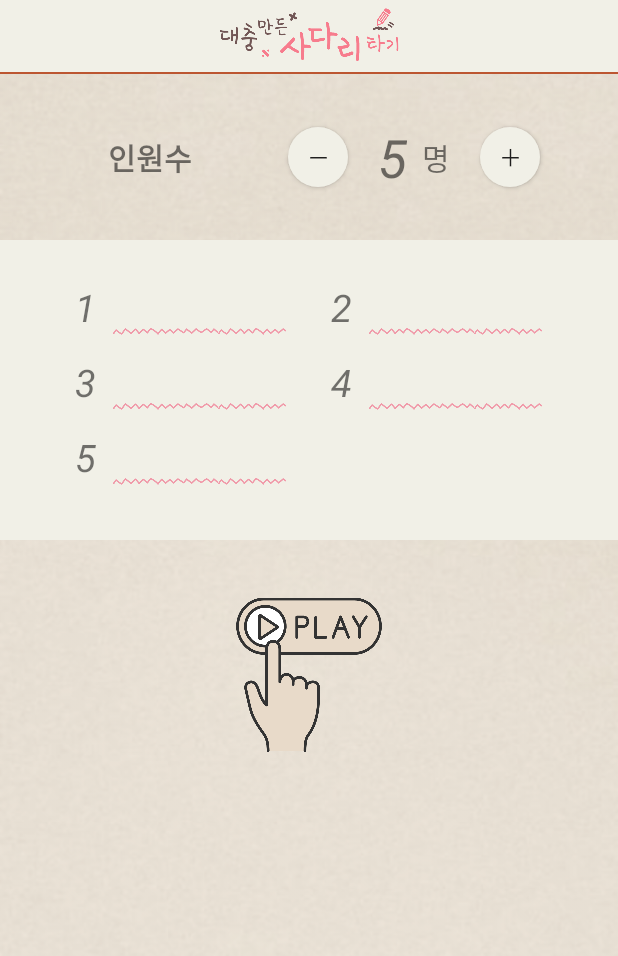
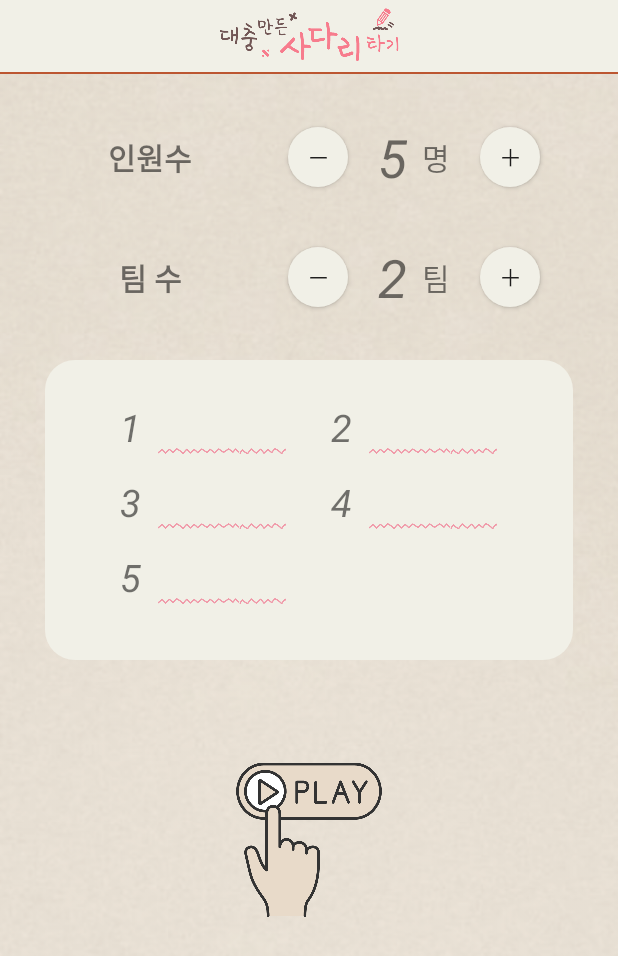
Before and after one commit to cherrypicker1113/InnocentGhostLeg, an Android app: the HrgwonActivity screen opened directly, with no data from a screen before it, on a phone screen of 412 x 824 dp. Shown: the top 956 px of the screen. Run offline under Robolectric (Android 15) with nearby library versions, the phone set to English and light mode, and no system bars.

Commit message:
팀정하기 시작화면 개발 #24 counter 컴포넌트 재사용

```diff
--- a/app/src/main/java/com/innocent/ghostleg/HrgwonActivity.kt
+++ b/app/src/main/java/com/innocent/ghostleg/HrgwonActivity.kt
@@ -16,23 +16,27 @@ class HrgwonActivity : AppCompatActivity() {
             finish()
         }
 
+        binding.teamCounter.tvTitle.text = "팀 수"
+        binding.teamCounter.tvUnit.text = "팀"
+        binding.teamCounter.tvNum.text = "2"
+
         val adapter = HrgwonAdapter(this, arrayListOf());
         binding.gridView.adapter = adapter
 
-        num = Integer.parseInt(binding.tvNum.text.toString())
+        num = Integer.parseInt(binding.memberCounter.tvNum.text.toString())
         for(i in 0 until num) {
             adapter.addItem(Data(adapter.getCount() + 1, ""))
         }
 
         // 푸시가 잘 되는지 확인하기 위한 주석
-        binding.btnDecrease.setOnClickListener {
+        binding.memberCounter.btnDecrease.setOnClickListener {
             if (checkValid(num - 1)) {
                 updateNumber(num - 1)
                 adapter.removeItem()
             }
         }
 
-        binding.btnIncrease.setOnClickListener {
+        binding.memberCounter.btnIncrease.setOnClickListener {
             if (checkValid(num + 1)) {
                 updateNumber(num + 1)
                 adapter.addItem(Data(adapter.getCount() + 1, ""))
@@ -44,7 +48,7 @@ class HrgwonActivity : AppCompatActivity() {
 
     private fun updateNumber(value: Int) {
         num = value
-        binding.tvNum.text = num.toString()
+        binding.memberCounter.tvNum.text = num.toString()
     }
 
     private fun checkValid(value: Int): Boolean {
--- a/app/src/main/res/layout/activity_hrgwon.xml
+++ b/app/src/main/res/layout/activity_hrgwon.xml
@@ -13,70 +13,16 @@
 
     <LinearLayout
         android:layout_width="match_parent"
-        android:layout_height="50dp"
-        android:orientation="horizontal"
-        android:layout_marginVertical="30dp"
-        android:paddingHorizontal="30dp">
+        android:layout_height="wrap_content"
+        android:orientation="vertical">
 
-        <TextView
-            android:layout_width="0dp"
-            android:layout_height="match_parent"
-            android:layout_weight="1"
-            android:gravity="center"
-            android:text="인원수"
-            android:textStyle="bold"
-            android:textSize="20sp" />
+        <include
+            android:id="@+id/member_counter"
+            layout="@layout/layout_counter"/>
 
-        <LinearLayout
-            android:layout_width="0dp"
-            android:layout_height="match_parent"
-            android:layout_weight="1.5"
-            android:gravity="center"
-            android:orientation="horizontal">
-
-            <Button
-                android:id="@+id/btnDecrease"
-                android:layout_width="40dp"
-                android:layout_height="40dp"
-                android:background="@drawable/btn_radius"
-                android:textSize="15sp"
-                android:text="－" />
-
-            <LinearLayout
-                android:layout_width="wrap_content"
-                android:layout_height="match_parent"
-                android:layout_marginHorizontal="20dp"
-                android:orientation="horizontal">
-
-                <TextView
-                    android:id="@+id/tvNum"
-                    android:layout_width="wrap_content"
-                    android:layout_height="match_parent"
-                    android:background="@android:color/transparent"
-                    android:gravity="center"
-                    android:text="5"
-                    android:textStyle="italic"
-                    android:textSize="35sp" />
-
-                <TextView
-                    android:layout_width="wrap_content"
-                    android:layout_height="match_parent"
-                    android:gravity="center"
-                    android:layout_marginLeft="10dp"
-                    android:text="명"
-                    android:textSize="20sp" />
-
-            </LinearLayout>
-
-            <Button
-                android:id="@+id/btnIncrease"
-                android:layout_width="40dp"
-                android:layout_height="40dp"
-                android:background="@drawable/btn_radius"
-                android:textSize="15sp"
-                android:text="＋" />
-
-        </LinearLayout>
+        <include
+            android:id="@+id/team_counter"
+            layout="@layout/layout_counter"/>
 
     </LinearLayout>
 
@@ -84,7 +30,8 @@
         android:id="@+id/gridView"
         android:layout_width="match_parent"
         android:layout_height="wrap_content"
-        android:background="@color/btn_color"
+        android:background="@drawable/btn_radius"
+        android:layout_margin="30dp"
         android:horizontalSpacing="30dp"
         android:numColumns="2"
         android:paddingHorizontal="50dp"
--- /dev/null
+++ b/app/src/main/res/layout/layout_counter.xml
@@ -0,0 +1,77 @@
+<?xml version="1.0" encoding="utf-8"?>
+<LinearLayout
+    xmlns:android="http://schemas.android.com/apk/res/android"
+    android:layout_width="match_parent"
+    android:layout_height="50dp"
+    android:layout_marginTop="30dp">
+
+    <LinearLayout
+        android:layout_width="match_parent"
+        android:layout_height="match_parent"
+        android:orientation="horizontal"
+        android:paddingHorizontal="30dp">
+
+        <TextView
+            android:id="@+id/tvTitle"
+            android:layout_width="0dp"
+            android:layout_height="match_parent"
+            android:layout_weight="1"
+            android:gravity="center"
+            android:text="인원수"
+            android:textStyle="bold"
+            android:textSize="20sp" />
+
+        <LinearLayout
+            android:layout_width="0dp"
+            android:layout_height="match_parent"
+            android:layout_weight="1.5"
+            android:gravity="center"
+            android:orientation="horizontal">
+
+            <Button
+                android:id="@+id/btnDecrease"
+                android:layout_width="40dp"
+                android:layout_height="40dp"
+                android:background="@drawable/btn_radius"
+                android:textSize="15sp"
+                android:text="－" />
+
+            <LinearLayout
+                android:layout_width="wrap_content"
+                android:layout_height="match_parent"
+                android:layout_marginHorizontal="20dp"
+                android:orientation="horizontal">
+
+                <TextView
+                    android:id="@+id/tvNum"
+                    android:layout_width="wrap_content"
+                    android:layout_height="match_parent"
+                    android:background="@android:color/transparent"
+                    android:gravity="center"
+                    android:text="5"
+                    android:textStyle="italic"
+                    android:textSize="35sp" />
+
+                <TextView
+                    android:id="@+id/tvUnit"
+                    android:layout_width="wrap_content"
+                    android:layout_height="match_parent"
+                    android:gravity="center"
+                    android:layout_marginLeft="10dp"
+                    android:text="명"
+                    android:textSize="20sp" />
+
+            </LinearLayout>
+
+            <Button
+                android:id="@+id/btnIncrease"
+                android:layout_width="40dp"
+                android:layout_height="40dp"
+                android:background="@drawable/btn_radius"
+                android:textSize="15sp"
+                android:text="＋" />
+
+        </LinearLayout>
+
+    </LinearLayout>
+</LinearLayout>
```
